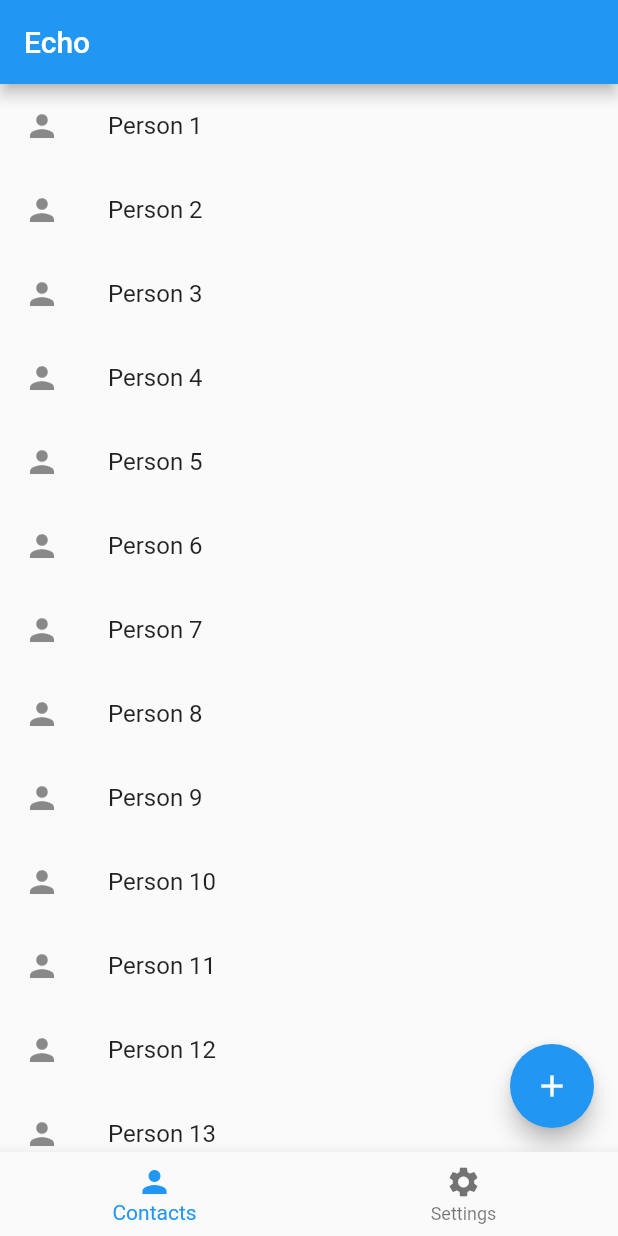
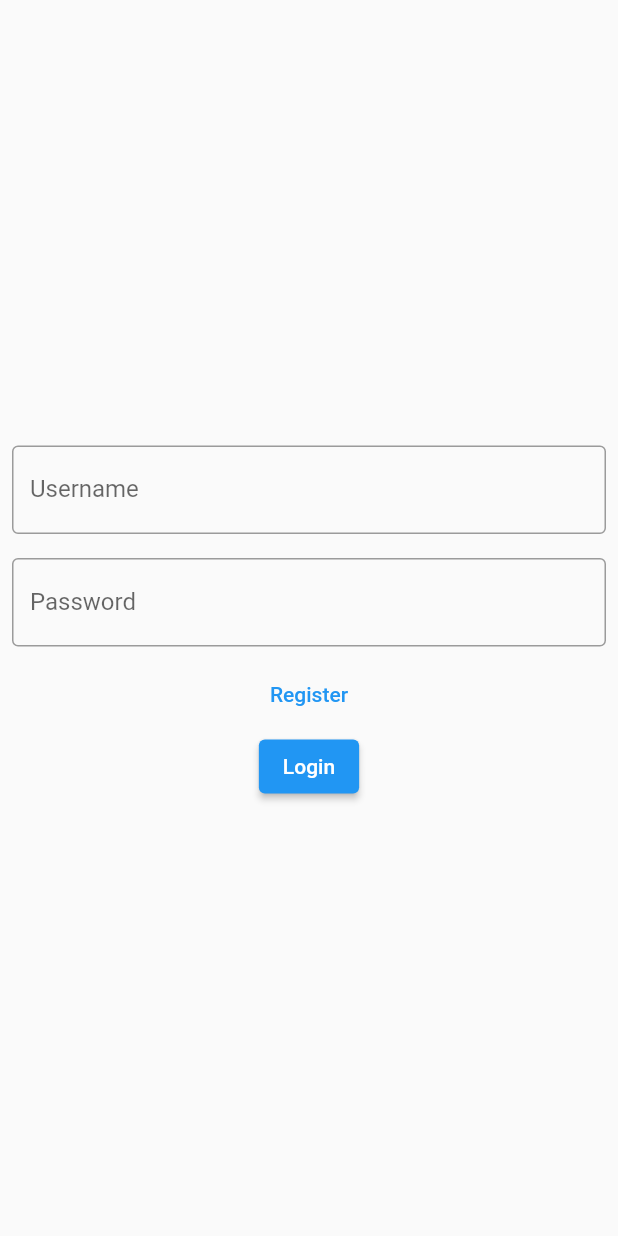
Before and after one commit to mzyzc/echo_client, a Flutter app: the screen it shows after launch, on a phone screen of 412 x 824 dp. Run offline on Flutter 3.47's test engine with Material 2 defaults, Android fonts, the phone set to English and light mode, and no system bars; missing offline and left inert: cryptography_flutter; statements that could not run were skipped.

Commit message:
Added login screen

```diff
--- a/lib/keys.dart
+++ b/lib/keys.dart
@@ -1,6 +1,6 @@
 import 'dart:io';
+import 'package:cryptography_flutter/cryptography.dart';
 import 'package:path_provider/path_provider.dart';
-import 'package:cryptography_flutter/cryptography.dart';
 
 class Keyring {
   KeyPair exchangePair;
--- a/lib/main.dart
+++ b/lib/main.dart
@@ -1,12 +1,13 @@
 import 'package:flutter/material.dart';
-import 'package:echo_client/logic.dart';
 import 'package:echo_client/pages/contacts.dart';
+import 'package:echo_client/pages/login.dart';
 import 'package:echo_client/pages/messages.dart';
 import 'package:echo_client/pages/settings.dart';
+import 'package:echo_client/server.dart';
 
 void main() {
+  Server.init('czyz.xyz');
   runApp(MyApp());
-  initNewUser();
 }
 
 class MyApp extends StatelessWidget {
@@ -14,14 +15,16 @@ class MyApp extends StatelessWidget {
   Widget build(BuildContext context) {
     return MaterialApp(
       title: 'Echo',
+      initialRoute: '/login',
       routes: {
+        '/': (context) => HomePage(title: 'Echo'),
+        '/login': (context) => LoginPage(),
         '/messages': (context) => MessagesPage(),
       },
       theme: ThemeData(
         primarySwatch: Colors.blue,
         visualDensity: VisualDensity.adaptivePlatformDensity,
       ),
-      home: HomePage(title: 'Echo'),
     );
   }
 }
@@ -50,24 +53,25 @@ class _HomePageState extends State<HomePage> {
 
   @override
   Widget build(BuildContext context) {
+    final navContacts = BottomNavigationBarItem(
+      icon: Icon(Icons.person),
+      label: 'Contacts',
+    );
+
+    final navSettings = BottomNavigationBarItem(
+      icon: Icon(Icons.settings),
+      label: 'Settings',
+    );
+
     return Scaffold(
       appBar: AppBar(
-        title: Text(widget.title),
-      ),
+          title: Text(widget.title),
+        ),
       body: Center(
         child: _widgetOptions.elementAt(_selectedIndex),
       ),
       bottomNavigationBar: BottomNavigationBar(
-        items: const <BottomNavigationBarItem>[
-          BottomNavigationBarItem(
-            icon: Icon(Icons.person),
-            label: 'Contacts',
-          ),
-          BottomNavigationBarItem(
-            icon: Icon(Icons.settings),
-            label: 'Settings',
-          ),
-        ],
+        items: <BottomNavigationBarItem>[navContacts, navSettings],
         currentIndex: _selectedIndex,
         onTap: _onItemTapped,
       ),
--- /dev/null
+++ b/lib/pages/login.dart
@@ -0,0 +1,45 @@
+import 'package:flutter/material.dart';
+import 'package:echo_client/user.dart';
+
+class LoginPage extends StatelessWidget {
+  @override
+  Widget build(BuildContext context) {
+    final inputEmail = Padding(
+      padding: EdgeInsets.all(8.0),
+      child: TextField(
+        decoration: InputDecoration(
+          border: OutlineInputBorder(),
+          labelText: 'Username',
+        ),
+      ),
+    );
+
+    final inputPassword = Padding(
+      padding: EdgeInsets.all(8.0),
+      child: TextField(
+        obscureText: true,
+        decoration: InputDecoration(
+          border: OutlineInputBorder(),
+          labelText: 'Password',
+        ),
+      ),
+    );
+
+    final buttonLogin = ElevatedButton(
+      child: Text('Login'),
+      onPressed: () => Navigator.pushReplacementNamed(context, '/'),
+    );
+
+    final buttonRegister = TextButton(
+      child: Text('Register'),
+      onPressed: () => initNewUser(),
+    );
+
+    return Scaffold(
+      body: Column(
+        mainAxisAlignment: MainAxisAlignment.center,
+            children: <Widget>[inputEmail, inputPassword, buttonRegister, buttonLogin]
+      ),
+    );
+  }
+}
--- a/lib/pages/messages.dart
+++ b/lib/pages/messages.dart
@@ -1,5 +1,5 @@
 import 'package:flutter/material.dart';
-import 'package:echo_client/logic.dart';
+import 'package:echo_client/message.dart';
 
 class MessagesPage extends StatelessWidget {
   @override
@@ -14,7 +14,7 @@ class MessagesPage extends StatelessWidget {
       floatingActionButton: FloatingActionButton(
         onPressed: () => newMessage(),
         tooltip: 'Send message',
-        child: Icon(Icons.message),
+        child: Icon(Icons.send),
       ),
     );
   }
--- a/lib/socket.dart
+++ b/lib/server.dart
@@ -1,12 +1,12 @@
 import 'dart:io';
 
-class DataSocket {
+class Server {
   static String host;
   static Socket socket;
 
   static init(String host) async {
-    DataSocket.host = host;
-    DataSocket.socket = await Socket.connect(host, 63100);
+    Server.host = host;
+    Server.socket = await Socket.connect(host, 63100);
     print('Connected to ${host}:63100');
   }
 }
```
Also changed, not shown: lib/logic.dart (deleted, +0 -23 lines), lib/message.dart (+14 -3 lines), lib/user.dart (added, +7 -0 lines).
